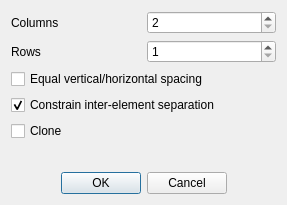
Qt form src/Mod/Sketcher/Gui/SketchRectangularArrayDialog.ui (southseact-3d/fcd) before a commit.
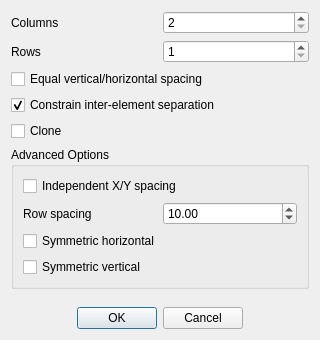
The same form after that commit. Custom widgets are drawn as their Qt base class.

```diff
--- a/src/Mod/Sketcher/Gui/SketchRectangularArrayDialog.ui
+++ b/src/Mod/Sketcher/Gui/SketchRectangularArrayDialog.ui
@@ -9,8 +9,8 @@
    <rect>
     <x>0</x>
     <y>0</y>
-    <width>287</width>
-    <height>205</height>
+     <width>320</width>
+     <height>340</height>
    </rect>
   </property>
   <property name="windowTitle">
@@ -126,6 +126,99 @@
      </property>
     </widget>
    </item>
+    <item>
+     <widget class="QGroupBox" name="AdvancedGroupBox">
+      <property name="title">
+       <string>Advanced Options</string>
+      </property>
+      <layout class="QVBoxLayout" name="advancedLayout">
+       <item>
+        <widget class="Gui::PrefCheckBox" name="IndependentXYCheckBox">
+         <property name="toolTip">
+          <string>Allow different spacing for columns (X) and rows (Y)</string>
+         </property>
+         <property name="text">
+          <string>Independent X/Y spacing</string>
+         </property>
+         <property name="prefEntry" stdset="0">
+          <cstring>IndependentXYSpacing</cstring>
+         </property>
+         <property name="prefPath" stdset="0">
+          <cstring>Mod/Sketcher</cstring>
+         </property>
+        </widget>
+       </item>
+       <item>
+        <layout class="QHBoxLayout" name="spacingYLayout">
+         <item>
+          <widget class="QLabel" name="spacingYLabel">
+           <property name="text">
+            <string>Row spacing</string>
+           </property>
+          </widget>
+         </item>
+         <item>
+          <widget class="Gui::PrefDoubleSpinBox" name="SpacingYSpinBox">
+           <property name="toolTip">
+            <string>Vertical spacing between rows</string>
+           </property>
+           <property name="decimals">
+            <number>2</number>
+           </property>
+           <property name="minimum">
+            <double>0.010000000000000</double>
+           </property>
+           <property name="singleStep">
+            <double>1.000000000000000</double>
+           </property>
+           <property name="value">
+            <double>10.000000000000000</double>
+           </property>
+           <property name="prefEntry" stdset="0">
+            <cstring>DefaultArrayRowSpacing</cstring>
+           </property>
+           <property name="prefPath" stdset="0">
+            <cstring>Mod/Sketcher</cstring>
+           </property>
+          </widget>
+         </item>
+        </layout>
+       </item>
+       <item>
+        <widget class="Gui::PrefCheckBox" name="SymmetricXCheckBox">
+         <property name="toolTip">
+          <string>Extend the pattern symmetrically in the horizontal direction</string>
+         </property>
+         <property name="text">
+          <string>Symmetric horizontal</string>
+         </property>
+         <property name="prefEntry" stdset="0">
+          <cstring>SymmetricX</cstring>
+         </property>
+         <property name="prefPath" stdset="0">
+          <cstring>Mod/Sketcher</cstring>
+         </property>
+        </widget>
+       </item>
+       <item>
+        <widget class="Gui::PrefCheckBox" name="SymmetricYCheckBox">
+         <property name="toolTip">
+          <string>Extend the pattern symmetrically in the vertical direction</string>
+         </property>
+         <property name="text">
+          <string>Symmetric vertical</string>
+         </property>
+         <property name="prefEntry" stdset="0">
+          <cstring>SymmetricY</cstring>
+         </property>
+         <property name="prefPath" stdset="0">
+          <cstring>Mod/Sketcher</cstring>
+         </property>
+        </widget>
+       </item>
+      </layout>
+     </widget>
+    </item>
    <item>
     <spacer name="verticalSpacer">
      <property name="orientation">
@@ -165,6 +258,11 @@
    <extends>QCheckBox</extends>
    <header>Gui/PrefWidgets.h</header>
   </customwidget>
+   <customwidget>
+    <class>Gui::PrefDoubleSpinBox</class>
+    <extends>QDoubleSpinBox</extends>
+    <header>Gui/PrefWidgets.h</header>
+   </customwidget>
  </customwidgets>
  <resources/>
  <connections>
```
Lines whose indentation alone changed are shown as unchanged.
